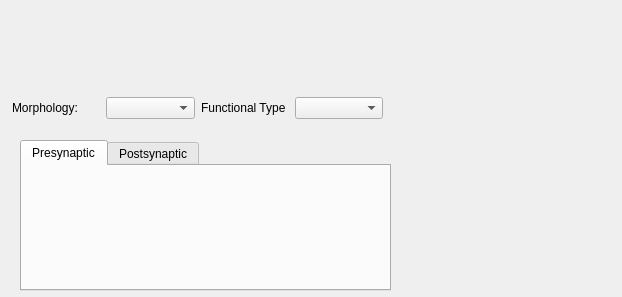
Before: the Qt Designer form src/scipyen/gui/widgets/dataclasswidgets/chemicalsynapsewidget.ui in ctigaret/scipyen, drawn with Qt 5.
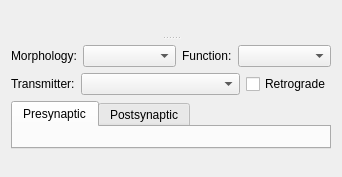
After: the same form once the commit is applied. Custom widgets are drawn as their Qt base class.

The edit to the form file:
```diff
--- a/src/scipyen/gui/widgets/dataclasswidgets/chemicalsynapsewidget.ui
+++ b/src/scipyen/gui/widgets/dataclasswidgets/chemicalsynapsewidget.ui
@@ -6,65 +6,29 @@
    <rect>
     <x>0</x>
     <y>0</y>
-    <width>622</width>
-    <height>297</height>
+    <width>342</width>
+    <height>177</height>
    </rect>
   </property>
   <property name="windowTitle">
    <string>Form</string>
   </property>
-  <widget class="QTabWidget" name="chemicalSynapseComponentsTabWidget">
-   <property name="geometry">
-    <rect>
-     <x>20</x>
-     <y>140</y>
-     <width>371</width>
-     <height>151</height>
-    </rect>
-   </property>
-   <property name="currentIndex">
-    <number>0</number>
-   </property>
-   <widget class="QWidget" name="presynapticTab">
-    <attribute name="title">
-     <string>Presynaptic</string>
-    </attribute>
-   </widget>
-   <widget class="QWidget" name="postsynapticTab">
-    <attribute name="title">
-     <string>Postsynaptic</string>
-    </attribute>
-   </widget>
-  </widget>
-  <widget class="DataSymbolWidget" name="objectSymbolWidget" native="true">
-   <property name="geometry">
-    <rect>
-     <x>6</x>
-     <y>6</y>
-     <width>424</width>
-     <height>16</height>
-    </rect>
-   </property>
-  </widget>
-  <widget class="DataExchangeWidget" name="dataExchangeWidget" native="true">
-   <property name="geometry">
-    <rect>
-     <x>10</x>
-     <y>40</y>
-     <width>422</width>
-     <height>16</height>
-    </rect>
-   </property>
-  </widget>
+  <layout class="QGridLayout" name="gridLayout_3">
+   <item row="0" column="0">
+    <widget class="QSplitter" name="splitter">
+     <property name="orientation">
+      <enum>Qt::Orientation::Vertical</enum>
+     </property>
+     <property name="handleWidth">
+      <number>3</number>
+     </property>
+     <widget class="DataExchangeWidget" name="dataExchangeWidget" native="true"/>
   <widget class="QWidget" name="">
-   <property name="geometry">
-    <rect>
-     <x>12</x>
-     <y>91</y>
-     <width>371</width>
-     <height>34</height>
-    </rect>
-   </property>
+      <layout class="QVBoxLayout" name="verticalLayout">
+       <item>
+        <widget class="NameDescriptionWidget" name="nameDescriptionWidget" native="true"/>
+       </item>
+       <item>
    <layout class="QHBoxLayout" name="horizontalLayout">
     <item>
      <widget class="QLabel" name="label">
@@ -77,12 +41,19 @@
      </widget>
     </item>
     <item>
-     <widget class="QComboBox" name="synapseMorhpologicalTypeComboBox"/>
+          <widget class="QComboBox" name="synapseMorhpologicalTypeComboBox">
+           <property name="sizePolicy">
+            <sizepolicy hsizetype="MinimumExpanding" vsizetype="Fixed">
+             <horstretch>0</horstretch>
+             <verstretch>0</verstretch>
+            </sizepolicy>
+           </property>
+          </widget>
     </item>
     <item>
      <widget class="QLabel" name="label_2">
       <property name="text">
-       <string>Functional Type</string>
+            <string>Function:</string>
       </property>
       <property name="buddy">
        <cstring>synapseFunctionalTypeComboBox</cstring>
@@ -90,22 +61,111 @@
      </widget>
     </item>
     <item>
-     <widget class="QComboBox" name="synapseFunctionalTypeComboBox"/>
-    </item>
-   </layout>
-  </widget>
+          <widget class="QComboBox" name="synapseFunctionalTypeComboBox">
+           <property name="sizePolicy">
+            <sizepolicy hsizetype="MinimumExpanding" vsizetype="Fixed">
+             <horstretch>0</horstretch>
+             <verstretch>0</verstretch>
+            </sizepolicy>
+           </property>
+          </widget>
+         </item>
+        </layout>
+       </item>
+       <item>
+        <layout class="QHBoxLayout" name="horizontalLayout_3">
+         <item>
+          <widget class="QLabel" name="label_3">
+           <property name="text">
+            <string>Transmitter:</string>
+           </property>
+           <property name="buddy">
+            <cstring>neurotransmitterComboBox</cstring>
+           </property>
+          </widget>
+         </item>
+         <item>
+          <widget class="QComboBox" name="neurotransmitterComboBox">
+           <property name="sizePolicy">
+            <sizepolicy hsizetype="MinimumExpanding" vsizetype="Fixed">
+             <horstretch>0</horstretch>
+             <verstretch>0</verstretch>
+            </sizepolicy>
+           </property>
+          </widget>
+         </item>
+         <item>
+          <widget class="QCheckBox" name="retrogradeCheckBox">
+           <property name="text">
+            <string>Retrograde</string>
+           </property>
+          </widget>
+         </item>
+        </layout>
+       </item>
+       <item>
+        <widget class="QTabWidget" name="chemicalSynapseComponentsTabWidget">
+         <property name="currentIndex">
+          <number>0</number>
+         </property>
+         <widget class="QWidget" name="presynapticTab">
+          <attribute name="title">
+           <string>Presynaptic</string>
+          </attribute>
+          <layout class="QGridLayout" name="gridLayout">
+           <item row="0" column="0">
+            <widget class="CellCompartmentWidget" name="presynapticCompartmentWidget" native="true"/>
+           </item>
+          </layout>
+         </widget>
+         <widget class="QWidget" name="postsynapticTab">
+          <attribute name="title">
+           <string>Postsynaptic</string>
+          </attribute>
+          <layout class="QGridLayout" name="gridLayout_2">
+           <item row="0" column="0">
+            <widget class="CellCompartmentWidget" name="postsynapticCompartmentWidget" native="true"/>
+           </item>
+          </layout>
+         </widget>
+        </widget>
+       </item>
+       <item>
+        <spacer name="verticalSpacer">
+         <property name="orientation">
+          <enum>Qt::Orientation::Vertical</enum>
+         </property>
+         <property name="sizeHint" stdset="0">
+          <size>
+           <width>20</width>
+           <height>40</height>
+          </size>
+         </property>
+        </spacer>
+       </item>
+      </layout>
+     </widget>
+    </widget>
+   </item>
+  </layout>
  </widget>
  <customwidgets>
   <customwidget>
    <class>DataExchangeWidget</class>
    <extends>QWidget</extends>
-   <header location="global">gui.widgets.dataexchangewidget</header>
+   <header location="global">gui.widgets.dataclasswidgets.dataexchangewidget</header>
    <container>1</container>
   </customwidget>
   <customwidget>
-   <class>DataSymbolWidget</class>
+   <class>NameDescriptionWidget</class>
    <extends>QWidget</extends>
-   <header location="global">gui.widgets.datasymbolwidget</header>
+   <header location="global">gui.widgets.dataclasswidgets.namedescriptionwidget</header>
+   <container>1</container>
+  </customwidget>
+  <customwidget>
+   <class>CellCompartmentWidget</class>
+   <extends>QWidget</extends>
+   <header location="global">gui.widgets.dataclasswidgets.cellcompartmentwidget</header>
    <container>1</container>
   </customwidget>
  </customwidgets>
```
Lines whose indentation alone changed are shown as unchanged.
